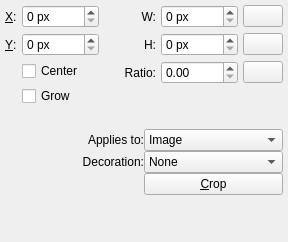
Above: plugins/tools/tool_crop/wdg_tool_crop.ui from KDE/krita before the change. Below: the same form after it.
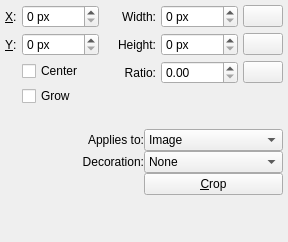
That is the form after the change. Custom widgets are drawn as their Qt base class.

Commit message:
Make width and height labels for crop tool more readable
The width and height input fields were labelled ‘W:’ and ‘H:’,
probably to save space. But there was also an ‘Aspect:’ label
in the same column. If there’s enough space for ‘Aspect:’,
there’s enough space for ‘Width:’ and ‘Height:’ too.

```diff
--- a/plugins/tools/tool_crop/wdg_tool_crop.ui
+++ b/plugins/tools/tool_crop/wdg_tool_crop.ui
@@ -218,7 +218,7 @@
           <string>Height</string>
          </property>
          <property name="text">
-          <string>H:</string>
+          <string>Height:</string>
          </property>
          <property name="alignment">
           <set>Qt::AlignRight|Qt::AlignTrailing|Qt::AlignVCenter</set>
@@ -316,7 +316,7 @@
           <string>Width</string>
          </property>
          <property name="text">
-          <string>W:</string>
+          <string>Width:</string>
          </property>
          <property name="alignment">
           <set>Qt::AlignRight|Qt::AlignTrailing|Qt::AlignVCenter</set>
```
